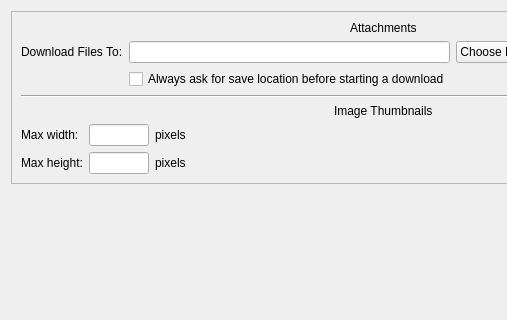
Before: the Qt Designer form sources/SettingsWindow.ui in nuclear868/mattermost-qt, drawn with Qt 5; both pictures show x 0 to 507 and y 0 to 320 of the 768 by 618 pixel window.
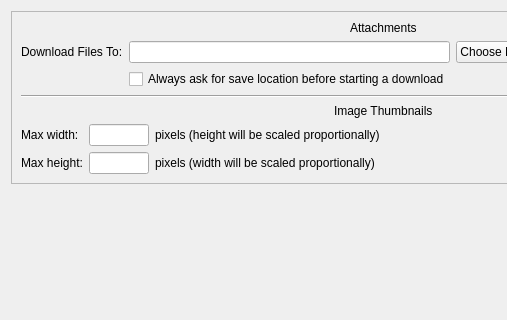
After: the same form once the commit is applied.

The edit to the form file:
```diff
--- a/sources/SettingsWindow.ui
+++ b/sources/SettingsWindow.ui
@@ -109,14 +109,14 @@
         <item row="0" column="2">
          <widget class="QLabel" name="label">
           <property name="text">
-           <string>pixels</string>
+           <string>pixels (height will be scaled proportionally)</string>
           </property>
          </widget>
         </item>
         <item row="1" column="2">
          <widget class="QLabel" name="label_2">
           <property name="text">
-           <string>pixels</string>
+           <string>pixels (width will be scaled proportionally)</string>
           </property>
          </widget>
         </item>
```
